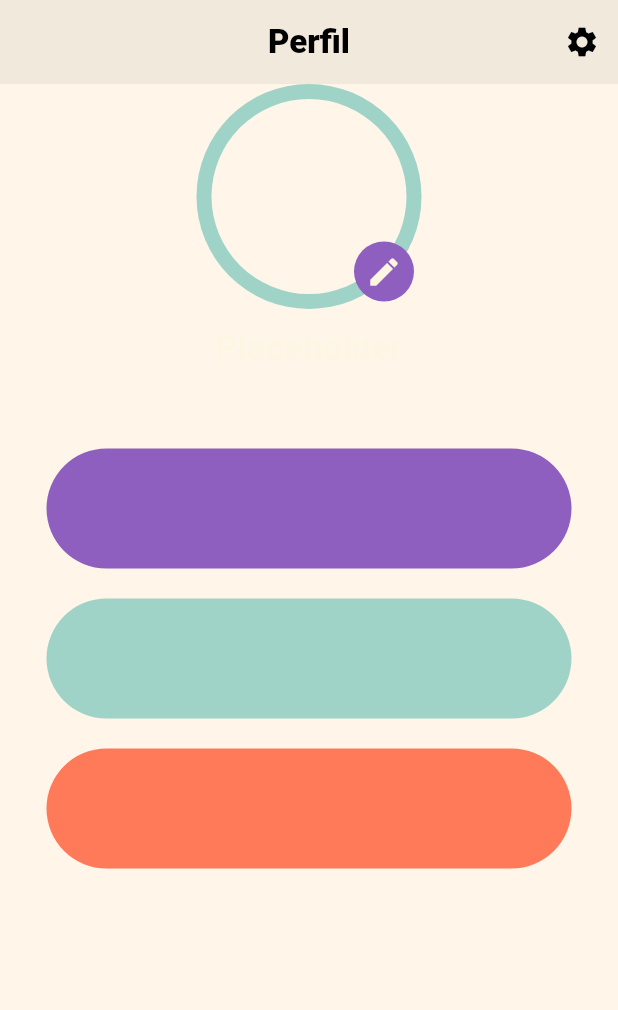
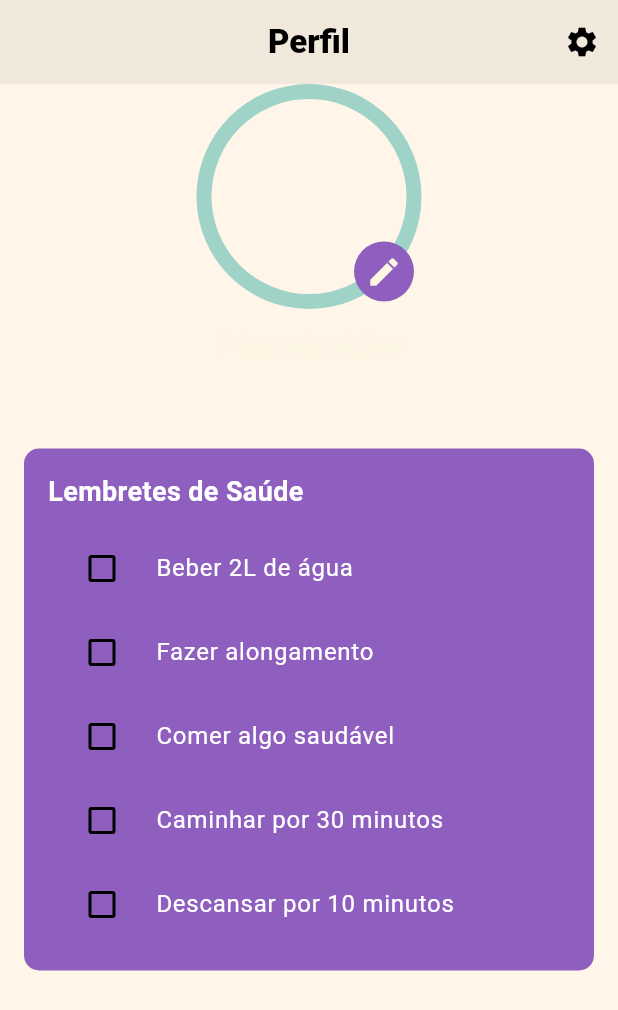
Before and after one commit to Joaolucasnormandia/appsh, a Flutter app: the Perfil screen opened directly, on a phone screen of 412 x 824 dp. Shown: the top 1010 px of the screen. Run offline on Flutter 3.47's test engine with Material 3 defaults, Android fonts, the light colour scheme and no system bars; our stand-ins replace cloud_firestore, curved_navigation_bar, firebase_auth, firebase_core, image_picker, shared_preferences; accounts and stored records are empty.

Commit message:
alterações no perfil e alguns ajustes

```diff
--- a/lib/paginas/lista_de_afazeres.dart
+++ b/lib/paginas/lista_de_afazeres.dart
@@ -228,7 +228,7 @@ class _Minhas_TarefasState extends State<Minhas_Tarefas> {
   Widget build(BuildContext context) {
     return Scaffold(
       appBar: AppBar(
-        backgroundColor: const Color.fromARGB(255, 237, 237, 237),
+        backgroundColor: Theme.of(context).colorScheme.background,
         title: Text('Minhas Tarefas'),
         leading: IconButton(
           icon: Icon(Icons.arrow_back),
@@ -257,7 +257,7 @@ class _Minhas_TarefasState extends State<Minhas_Tarefas> {
             end: Alignment.bottomCenter,
             colors: [
               const Color.fromARGB(255, 2, 167, 148),
-              Colors.white,
+              Theme.of(context).colorScheme.background,
             ],
           ),
         ),
--- a/lib/paginas/perfil.dart
+++ b/lib/paginas/perfil.dart
@@ -13,6 +13,15 @@ class Perfil extends StatefulWidget {
 class _PerfilState extends State<Perfil> {
   final image_piker = ImagePicker();
   File? image_file;
+
+  // Lista de lembretes de saúde com estado para verificar se está marcado
+  final List<Map<String, dynamic>> lembretes = [
+    {"tarefa": "Beber 2L de água", "concluido": false},
+    {"tarefa": "Fazer alongamento", "concluido": false},
+    {"tarefa": "Comer algo saudável", "concluido": false},
+    {"tarefa": "Caminhar por 30 minutos", "concluido": false},
+    {"tarefa": "Descansar por 10 minutos", "concluido": false},
+  ];
 
   pick(ImageSource source) async {
     final pickedFile = await image_piker.pickImage(source: source);
@@ -52,6 +61,7 @@ class _PerfilState extends State<Perfil> {
       ),
       backgroundColor: Theme.of(context).colorScheme.background,
       body: ListView(
+        padding: EdgeInsets.symmetric(horizontal: 16.0), // Distância das bordas
         children: [
           Column(
             mainAxisAlignment: MainAxisAlignment.center,
@@ -102,30 +112,46 @@ class _PerfilState extends State<Perfil> {
                 ),
               ),
               SizedBox(height: 50),
+              // Lembretes de saúde com caixas de seleção
               Container(
-                width: 350.0,
-                height: 80.0,
+                padding: EdgeInsets.all(16.0),
                 decoration: BoxDecoration(
                   color: const Color(0xFF8F5FBF),
-                  borderRadius: BorderRadius.circular(40.0),
+                  borderRadius: BorderRadius.circular(10.0),
                 ),
-              ),
-              SizedBox(height: 20),
-              Container(
-                width: 350.0,
-                height: 80.0,
-                decoration: BoxDecoration(
-                  color: const Color(0xFF9FD3C7),
-                  borderRadius: BorderRadius.circular(40.0),
-                ),
-              ),
-              SizedBox(height: 20),
-              Container(
-                width: 350.0,
-                height: 80.0,
-                decoration: BoxDecoration(
-                  color: const Color(0xFFFF7A59),
-                  borderRadius: BorderRadius.circular(40.0),
+                child: Column(
+                  crossAxisAlignment: CrossAxisAlignment.start,
+                  children: [
+                    Text(
+                      'Lembretes de Saúde',
+                      style: TextStyle(
+                        fontSize: 18,
+                        fontWeight: FontWeight.bold,
+                        color: Colors.white,
+                      ),
+                    ),
+                    SizedBox(height: 10),
+                    ...lembretes.map((lembrete) {
+                      return CheckboxListTile(
+                        title: Text(
+                          lembrete["tarefa"],
+                          style: TextStyle(
+                            fontSize: 16,
+                            color: Colors.white,
+                          ),
+                        ),
+                        value: lembrete["concluido"],
+                        onChanged: (bool? value) {
+                          setState(() {
+                            lembrete["concluido"] = value!;
+                          });
+                        },
+                        activeColor: Color(0xFF1E2952),
+                        checkColor: Colors.white,
+                        controlAffinity: ListTileControlAffinity.leading,
+                      );
+                    }).toList(),
+                  ],
                 ),
               ),
             ],
```
Also changed, not shown: lib/paginas/diario_form_page.dart (+57 -17 lines).
